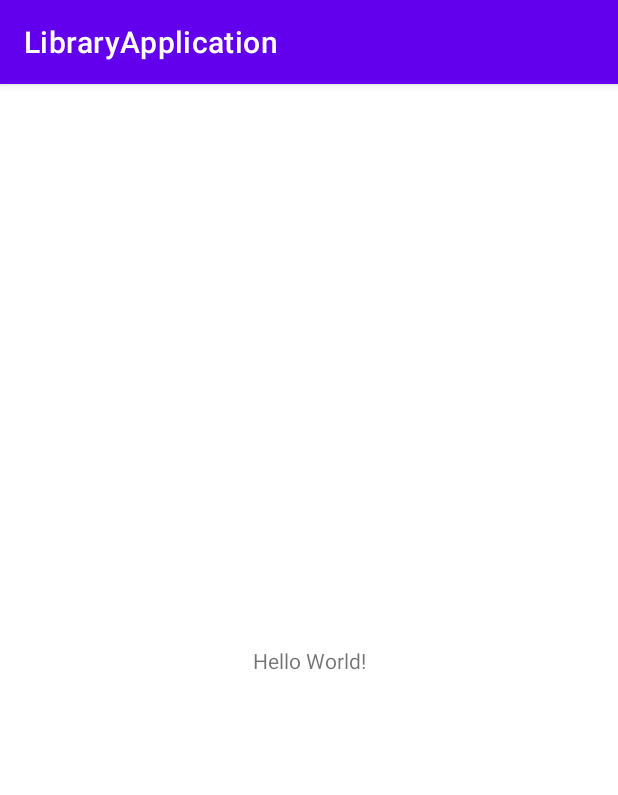
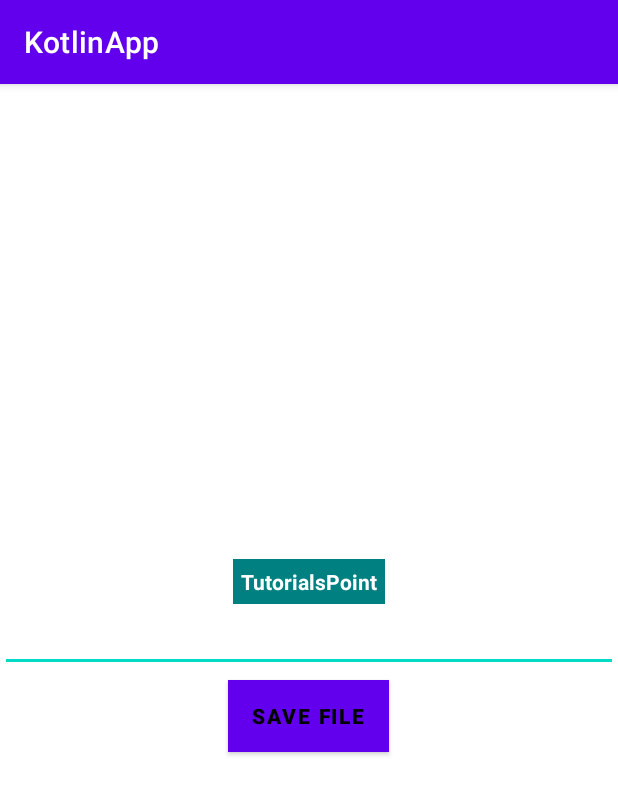
Before and after one commit to jayachandranVenugopalan/LibraryApplication, an Android app: the screen it shows after launch (MainActivity), on a phone screen of 412 x 824 dp. Shown: the top 795 px of the screen. Run offline under Robolectric (Android 15) with nearby library versions, the phone set to English and light mode, and no system bars.

Commit message:
Intiral 4

```diff
--- a/app/src/main/java/com/smf/libraryapplication/MainActivity.kt
+++ b/app/src/main/java/com/smf/libraryapplication/MainActivity.kt
@@ -1,11 +1,35 @@
 package com.smf.libraryapplication
 
+import android.content.Context
 import androidx.appcompat.app.AppCompatActivity
 import android.os.Bundle
+import android.view.View
+import android.widget.EditText
+import android.widget.Toast
+import java.io.FileOutputStream
+import java.io.OutputStreamWriter
 
 class MainActivity : AppCompatActivity() {
+    lateinit var editText:EditText
     override fun onCreate(savedInstanceState: Bundle?) {
         super.onCreate(savedInstanceState)
         setContentView(R.layout.activity_main)
+
+
+            title = "KotlinApp"
+            editText = findViewById(R.id.editText)
+        }
+        fun saveTextFile(view: View) {
+            try {
+                val fileOutputStream: FileOutputStream = openFileOutput("mytextfile.txt", Context.MODE_PRIVATE)
+                val outputWriter = OutputStreamWriter(fileOutputStream)
+                outputWriter.write(editText.text.toString())
+                outputWriter.close()
+                //display file saved message
+                Toast.makeText(baseContext, "File saved successfully!", Toast.LENGTH_SHORT).show()
+            }
+            catch (e: Exception) {
+                e.printStackTrace()
+            }
+        }
     }
-}
--- a/app/src/main/res/layout/activity_main.xml
+++ b/app/src/main/res/layout/activity_main.xml
@@ -1,18 +1,54 @@
 <?xml version="1.0" encoding="utf-8"?>
-<androidx.constraintlayout.widget.ConstraintLayout xmlns:android="http://schemas.android.com/apk/res/android"
+<androidx.appcompat.widget.LinearLayoutCompat xmlns:android="http://schemas.android.com/apk/res/android"
     xmlns:app="http://schemas.android.com/apk/res-auto"
     xmlns:tools="http://schemas.android.com/tools"
     android:layout_width="match_parent"
     android:layout_height="match_parent"
+    android:orientation="vertical"
+    android:layout_gravity="center"
+    android:gravity="center"
     tools:context=".MainActivity">
 
+
     <TextView
+        android:id="@+id/textView"
         android:layout_width="wrap_content"
         android:layout_height="wrap_content"
-        android:text="Hello World!"
-        app:layout_constraintBottom_toBottomOf="parent"
-        app:layout_constraintLeft_toLeftOf="parent"
-        app:layout_constraintRight_toRightOf="parent"
-        app:layout_constraintTop_toTopOf="parent" />
+        android:layout_centerHorizontal="true"
+        android:background="#008080"
+        android:padding="5dp"
+        android:text="TutorialsPoint"
+        android:textColor="#fff"
+        android:textStyle="bold"
+        app:layout_constraintTop_toTopOf="parent"
+        tools:layout_editor_absoluteX="44dp" />
 
-</androidx.constraintlayout.widget.ConstraintLayout>
+    <EditText
+        android:id="@+id/editText"
+        android:layout_width="match_parent"
+        android:layout_height="wrap_content"
+        android:layout_below="@+id/textView"
+        android:ems="10"
+        tools:ignore="MissingConstraints"
+        tools:layout_editor_absoluteX="16dp"
+        tools:layout_editor_absoluteY="137dp">
+
+        <requestFocus />
+    </EditText>
+
+    <Button
+        android:id="@+id/button1"
+        android:layout_width="wrap_content"
+        android:layout_height="wrap_content"
+        android:layout_below="@+id/editText"
+        android:layout_centerInParent="true"
+        android:layout_margin="5dp"
+        android:background="@android:color/holo_orange_light"
+        android:onClick="saveTextFile"
+        android:text="Save File"
+        android:textColor="@android:color/background_dark"
+        android:textStyle="bold"
+        tools:layout_editor_absoluteX="95dp"
+        tools:layout_editor_absoluteY="472dp" />
+
+</androidx.appcompat.widget.LinearLayoutCompat>
--- a/build.gradle
+++ b/build.gradle
@@ -1,9 +1,10 @@
 // Top-level build file where you can add configuration options common to all sub-projects/modules.
 buildscript {
     repositories {
+        maven { url 'https://jitpack.io' }
+
+        mavenCentral()
         google()
-        mavenCentral()
-        maven { url 'https://jitpack.io' }
     }
     dependencies {
         classpath "com.android.tools.build:gradle:7.0.1"
```
